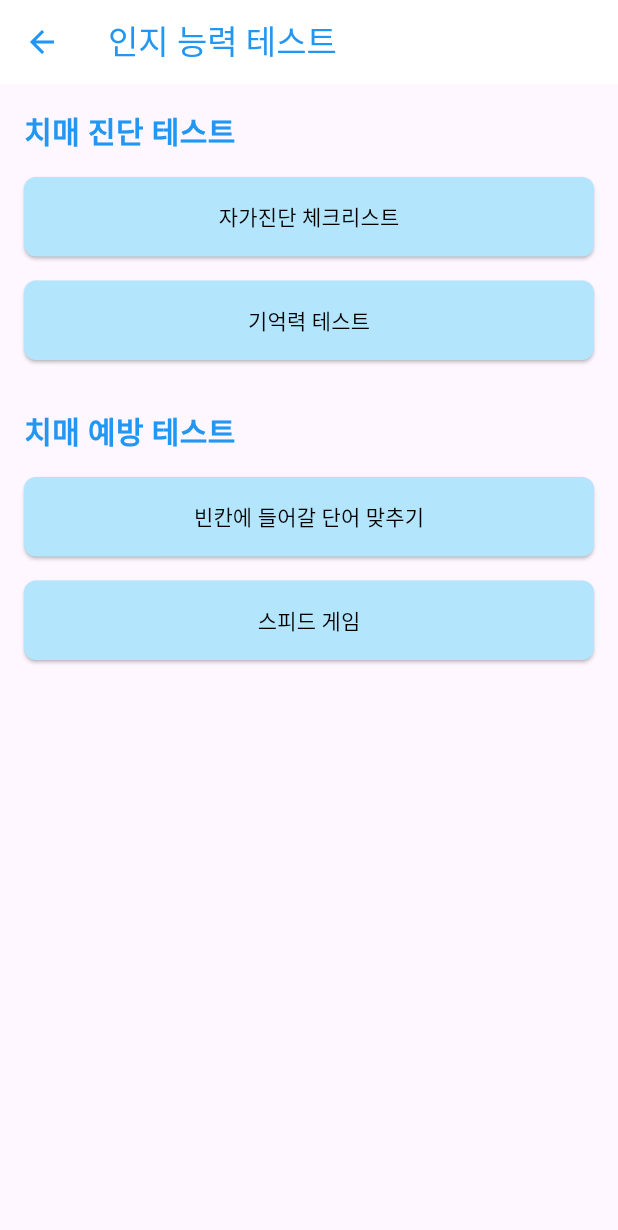
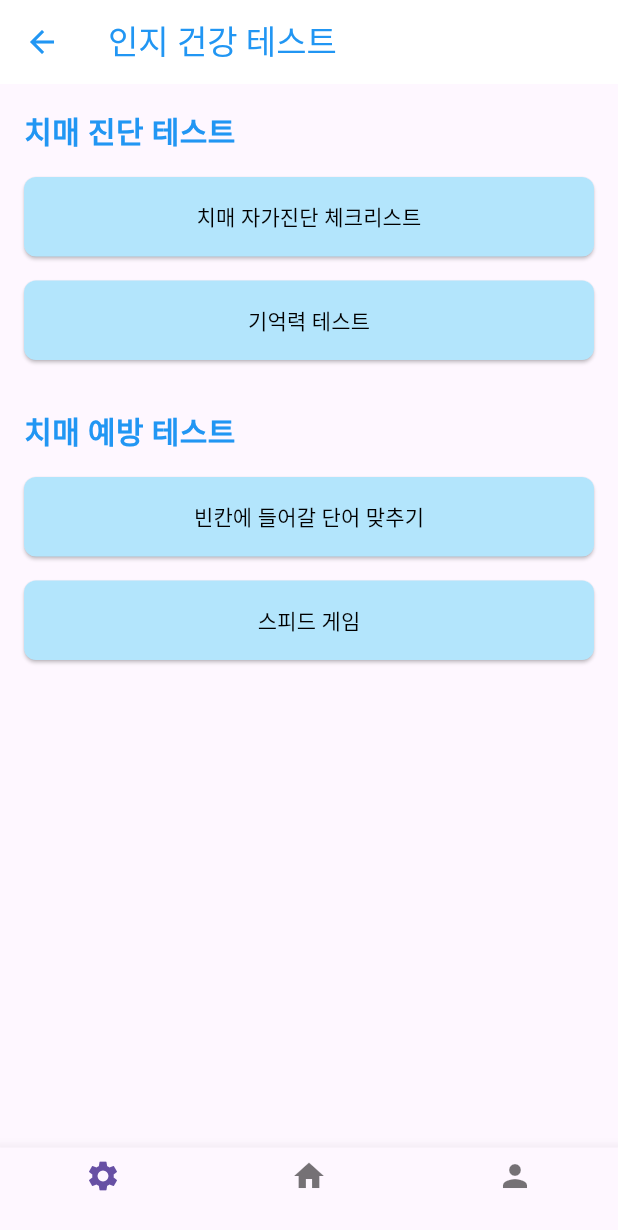
Before and after one commit to HongCI1234/Front-end, a Flutter app: the TestScreen screen opened directly, on a phone screen of 412 x 824 dp. Shown: the top 1230 px of the screen. Run offline on Flutter 3.47's test engine with Material 3 defaults, Android fonts, the phone set to English and light mode, and no system bars; our stand-ins replace fl_chart, google_fonts; missing offline and left inert: dart_openai.

Commit message:
Update test.dart

```diff
--- a/lib/test.dart
+++ b/lib/test.dart
@@ -13,7 +13,7 @@ class TestScreen extends StatelessWidget {
           onPressed: () => Navigator.pop(context),
         ),
         title: const Text(
-          '인지 능력 테스트',
+          '인지 건강 테스트',
           style: TextStyle(color: Colors.blue),
         ),
       ),
@@ -33,7 +33,7 @@ class TestScreen extends StatelessWidget {
             const SizedBox(height: 16),
             _buildButton(
               context,
-              label: '자가진단 체크리스트',
+              label: '치매 자가진단 체크리스트',
               onPressed: () {
                 Navigator.push(
                   context,
@@ -77,6 +77,13 @@ class TestScreen extends StatelessWidget {
           ],
         ),
       ),
+      bottomNavigationBar: BottomNavigationBar(
+        items: [
+          BottomNavigationBarItem(icon: Icon(Icons.settings), label: ''),
+          BottomNavigationBarItem(icon: Icon(Icons.home), label: ''),
+          BottomNavigationBarItem(icon: Icon(Icons.person), label: ''),
+        ],
+      ),
     );
   }
 
```
